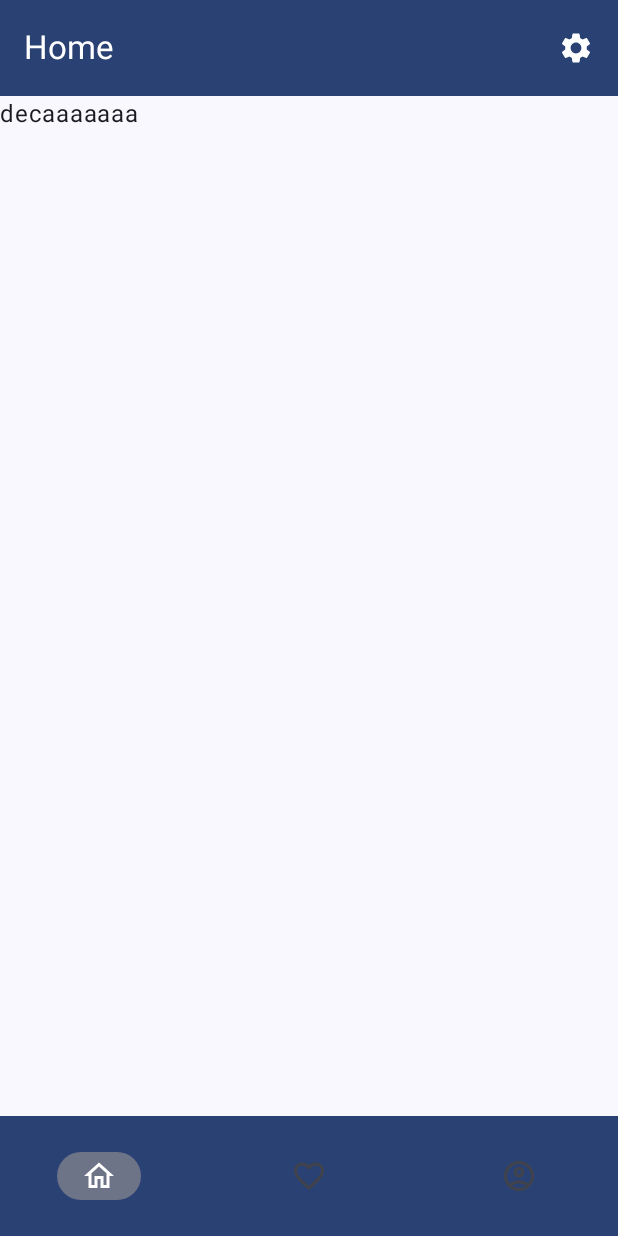
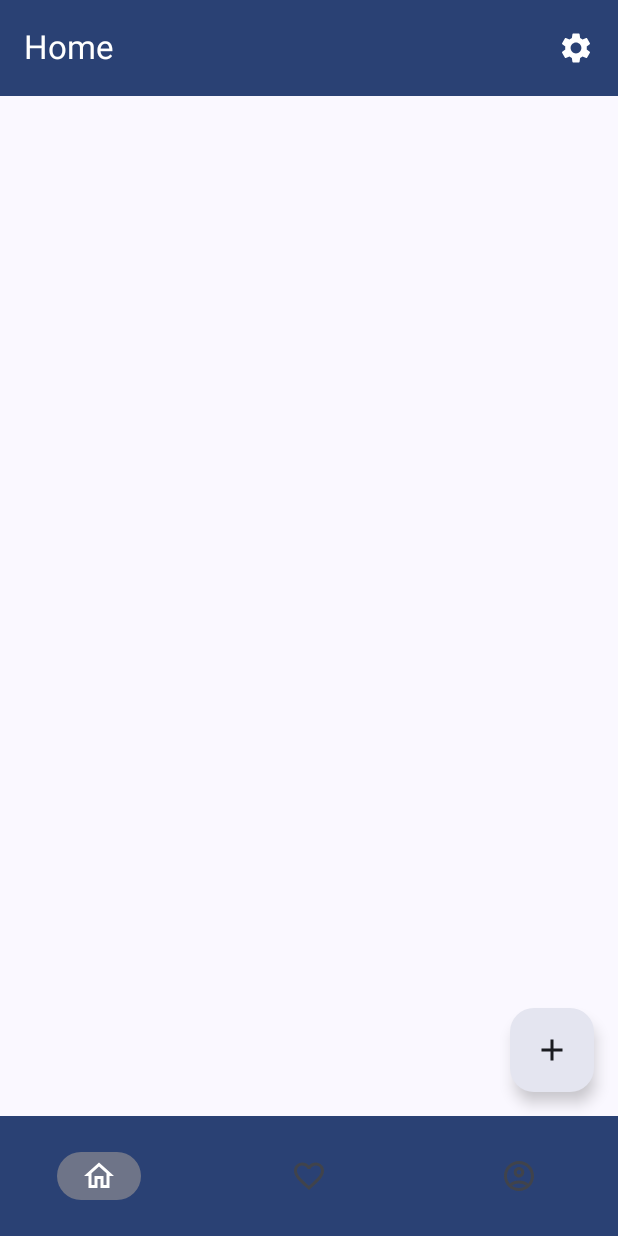
Before and after one commit to AndreaDeCarli/GrabList, an Android app built with Jetpack Compose: the screen it shows after launch (MainActivity), on a phone screen of 412 x 824 dp. Run offline under Robolectric (Android 15) with nearby library versions, the phone set to English and light mode, and no system bars.

Commit message:
created favorites and profile screens, also created a floating action button to add new lists (not working currently)

```diff
--- /dev/null
+++ b/app/src/main/java/com/example/grablist/ui/composables/AddNewShopListButton.kt
@@ -0,0 +1,22 @@
+package com.example.grablist.ui.composables
+
+import androidx.compose.material.icons.Icons
+import androidx.compose.material.icons.filled.Add
+import androidx.compose.material3.FloatingActionButton
+import androidx.compose.material3.FloatingActionButtonDefaults
+import androidx.compose.material3.Icon
+import androidx.compose.material3.MaterialTheme
+import androidx.compose.runtime.Composable
+import androidx.navigation.NavController
+import com.example.grablist.ui.NavRoute
+
+@Composable
+fun AddNewShopListButton(navController: NavController){
+    FloatingActionButton(
+        onClick = { navController.navigate(NavRoute.AddNewList) },
+        containerColor = MaterialTheme.colorScheme.surface,
+        elevation = FloatingActionButtonDefaults.elevation()
+    ) {
+        Icon(Icons.Filled.Add, "Add")
+    }
+}
--- a/app/src/main/java/com/example/grablist/ui/screens/HomeScreen.kt
+++ b/app/src/main/java/com/example/grablist/ui/screens/HomeScreen.kt
@@ -9,6 +9,7 @@ import androidx.compose.ui.Modifier
 import androidx.compose.ui.tooling.preview.Preview
 import androidx.navigation.NavController
 import androidx.navigation.compose.rememberNavController
+import com.example.grablist.ui.composables.AddNewShopListButton
 import com.example.grablist.ui.composables.MainBottomAppBar
 import com.example.grablist.ui.composables.MainTopAppBar
 
@@ -16,10 +17,11 @@ import com.example.grablist.ui.composables.MainTopAppBar
 fun HomeScreen (navController: NavController){
     Scaffold(
         topBar = { MainTopAppBar(navController = navController,title = "Home", goBack = false) },
-        bottomBar = { MainBottomAppBar(active = 1, navController = navController) }
+        bottomBar = { MainBottomAppBar(active = 1, navController = navController) },
+        floatingActionButton = { AddNewShopListButton(navController) }
     ) { innerPadding ->
         Column(modifier = Modifier.padding(innerPadding)) {
-            Text("decaaaaaaa")
+            Text("")
         }
     }
 }
```
Also changed, not shown: app/src/main/java/com/example/grablist/ui/screens/Favorites.kt (added, +23 -0 lines), app/src/main/java/com/example/grablist/ui/screens/Profile.kt (added, +23 -0 lines).
